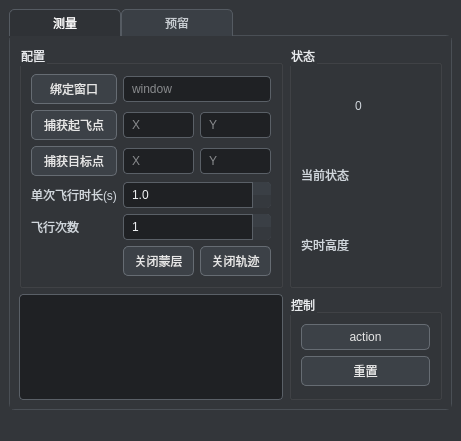
Airisi/PetHunter, file ui/designer/main_window.ui: the form before one commit.
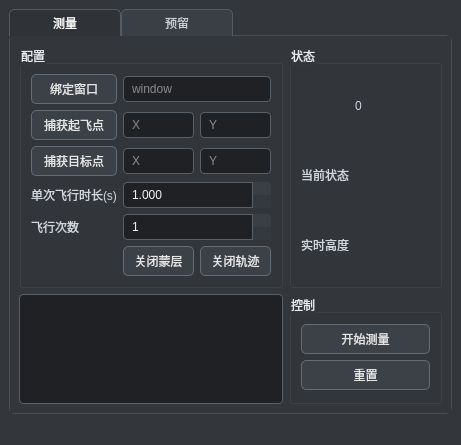
The form after the commit.

Commit message: 优化主窗口 UI，调整飞行持续时间和次数的最大值，完善日志管理器，增加微秒显示和合并重复日志功能。

Patch:
```diff
--- a/ui/designer/main_window.ui
+++ b/ui/designer/main_window.ui
@@ -168,7 +168,10 @@
              <item row="3" column="1" colspan="2">
               <widget class="QDoubleSpinBox" name="dsp_fly_duration">
                <property name="decimals">
-                <number>1</number>
+                <number>3</number>
+               </property>
+               <property name="maximum">
+                <double>1000000.000000000000000</double>
                </property>
                <property name="singleStep">
                 <double>0.100000000000000</double>
@@ -351,7 +354,7 @@
              <item row="0" column="0">
               <widget class="QPushButton" name="btn_action">
                <property name="text">
-                <string>action</string>
+                <string>开始测量</string>
                </property>
               </widget>
              </item>
```
Left out of the diff: 3 changed lines with no effect on the pictures. The commit also changes 5 other files.
